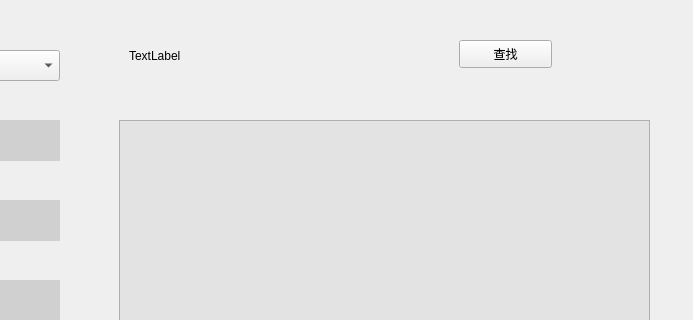
Old version of the form UI/Search.ui in the repository ZxxWs/CppClassDesign; both pictures show x 391 to 1084 and y 0 to 320 of the 1084 by 640 pixel window.
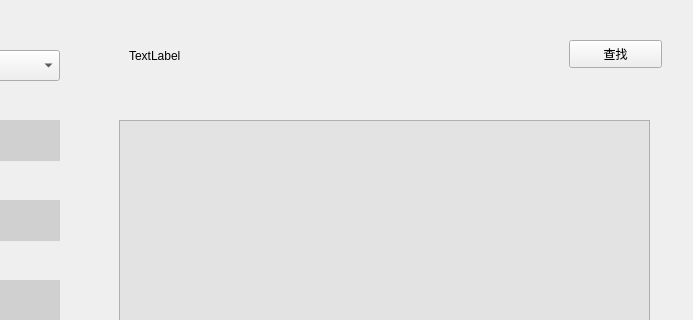
New version of the form.

What changed in the file:
```diff
--- a/UI/Search.ui
+++ b/UI/Search.ui
@@ -36,7 +36,7 @@
   <widget class="QPushButton" name="SearchButton">
    <property name="geometry">
     <rect>
-     <x>850</x>
+     <x>960</x>
      <y>40</y>
      <width>93</width>
      <height>28</height>
@@ -268,7 +268,7 @@
     <rect>
      <x>520</x>
      <y>40</y>
-     <width>301</width>
+     <width>421</width>
      <height>31</height>
     </rect>
    </property>
```
